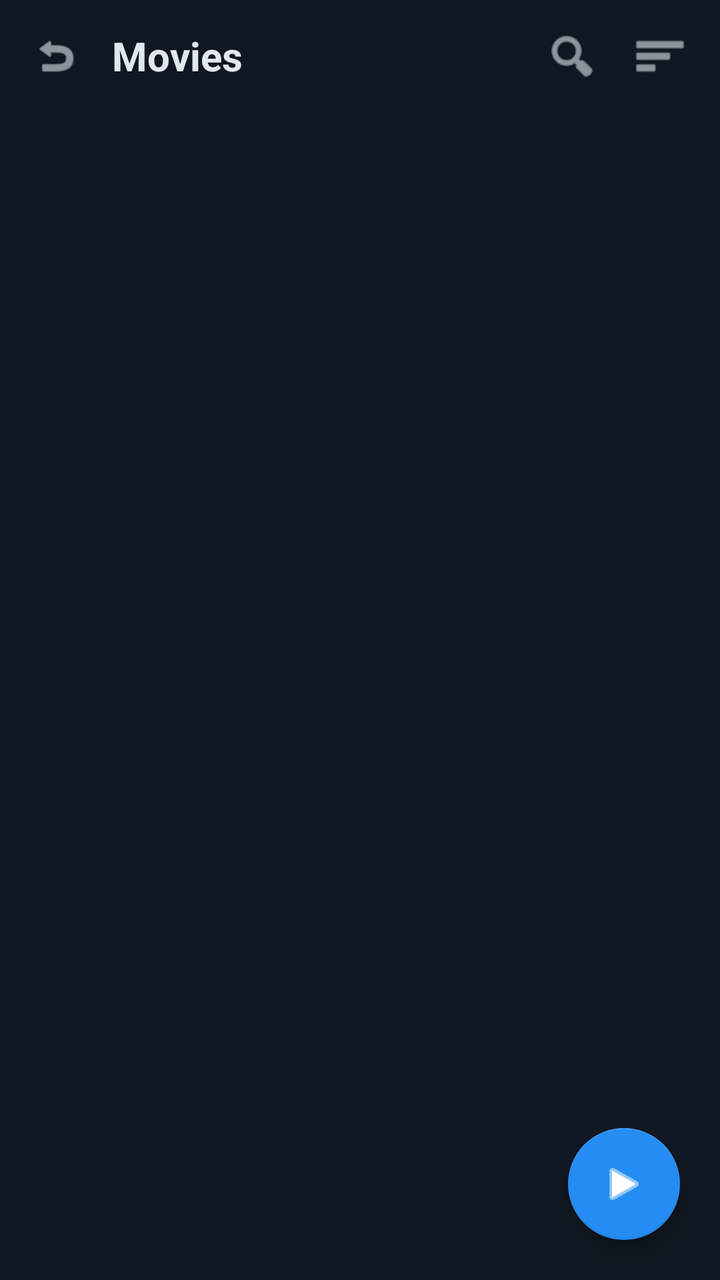
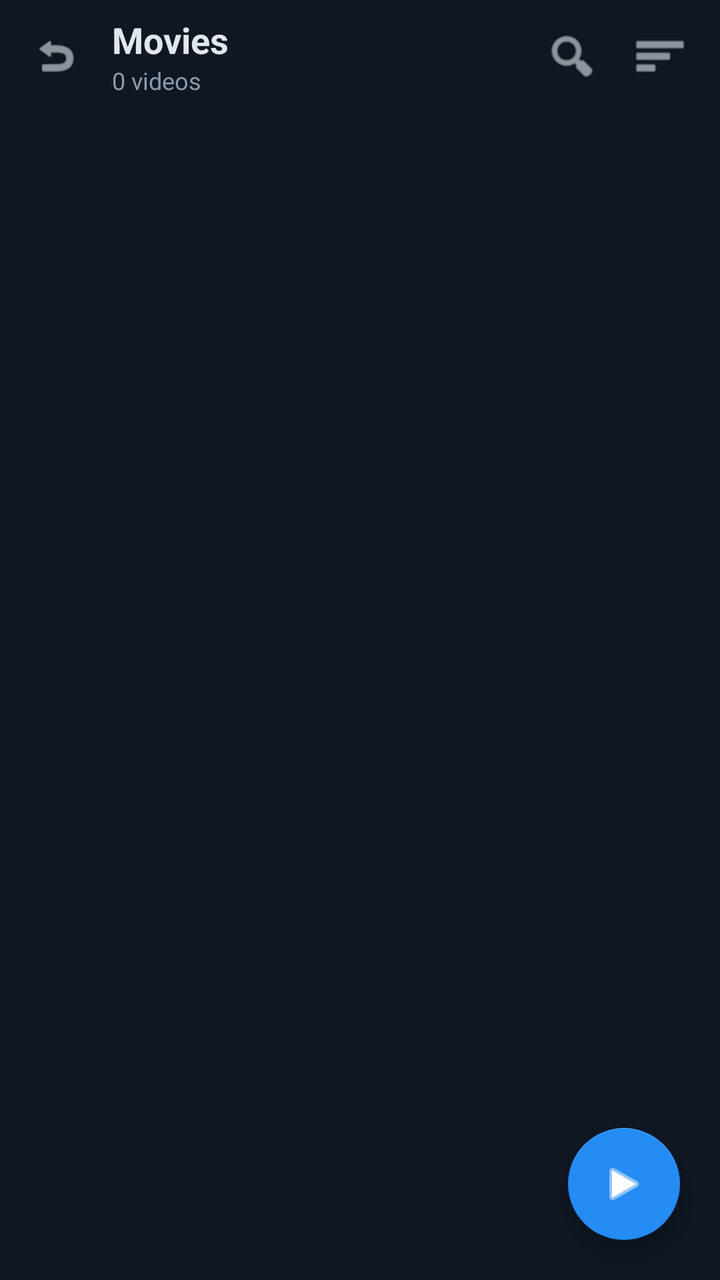

The first picture is an Android layout as it rendered before a commit; the second is the same layout after the commit. The layout source and the unified diff follow.
<!-- AndroidManifest.xml: application theme Theme.AppCompat.NoActionBar -->
<!-- res/layout/activity_main.xml -->
<?xml version="1.0" encoding="utf-8"?>
<RelativeLayout xmlns:android="http://schemas.android.com/apk/res/android"
    xmlns:app="http://schemas.android.com/apk/res-auto"
    android:layout_width="match_parent"
    android:layout_height="match_parent"
    android:background="@color/mx_bg_dark">

    
    <RelativeLayout
        android:id="@+id/topBar"
        android:layout_width="match_parent"
        android:layout_height="56dp"
        android:paddingHorizontal="16dp">

        <ImageView
            android:id="@+id/btnBack"
            android:layout_width="24dp"
            android:layout_height="24dp"
            android:layout_centerVertical="true"
            android:src="@android:drawable/ic_menu_revert"
            app:tint="@color/mx_text_primary" />

        <TextView
            android:id="@+id/txtHeaderTitle"
            android:layout_width="wrap_content"
            android:layout_height="wrap_content"
            android:layout_centerVertical="true"
            android:layout_toEndOf="@id/btnBack"
            android:layout_marginStart="16dp"
            android:text="Movies"
            android:textColor="@color/mx_text_primary"
            android:textSize="20sp"
            android:textStyle="bold" />

        <ImageView
            android:id="@+id/btnSearch"
            android:layout_width="28dp"
            android:layout_height="28dp"
            android:layout_centerVertical="true"
            android:layout_toStartOf="@id/btnViewToggle"
            android:layout_marginEnd="16dp"
            android:src="@android:drawable/ic_menu_search"
            app:tint="@color/mx_text_primary" />

        <ImageView
            android:id="@+id/btnViewToggle"
            android:layout_width="28dp"
            android:layout_height="28dp"
            android:layout_alignParentEnd="true"
            android:layout_centerVertical="true"
            android:src="@android:drawable/ic_menu_sort_by_size"
            app:tint="@color/mx_text_primary" />
    </RelativeLayout>

    
    <androidx.recyclerview.widget.RecyclerView
        android:id="@+id/recyclerView"
        android:layout_width="match_parent"
        android:layout_height="match_parent"
        android:layout_below="@id/topBar"
        android:clipToPadding="false"
        android:paddingBottom="80dp" />

    
    <com.google.android.material.floatingactionbutton.FloatingActionButton
        android:id="@+id/fabPlay"
        android:layout_width="wrap_content"
        android:layout_height="wrap_content"
        android:layout_alignParentBottom="true"
        android:layout_alignParentEnd="true"
        android:layout_margin="20dp"
        android:src="@android:drawable/ic_media_play"
        app:backgroundTint="@color/mx_blue_accent"
        app:tint="@color/white" />

</RelativeLayout>
<!-- resources referenced by this layout -->
<resources>
  <color name="mx_bg_dark">#0F1722</color>
  <color name="mx_blue_accent">#258CF4</color>
  <color name="mx_text_primary">#E1E7EF</color>
  <color name="white">#FFFFFFFF</color>
</resources>

<!-- the commit's change to res/layout/activity_main.xml (unified diff, before → after) -->
@@ -20,17 +20,31 @@
             android:src="@android:drawable/ic_menu_revert"
             app:tint="@color/mx_text_primary" />
 
-        <TextView
-            android:id="@+id/txtHeaderTitle"
+        <LinearLayout
             android:layout_width="wrap_content"
             android:layout_height="wrap_content"
             android:layout_centerVertical="true"
             android:layout_toEndOf="@id/btnBack"
             android:layout_marginStart="16dp"
-            android:text="Movies"
-            android:textColor="@color/mx_text_primary"
-            android:textSize="20sp"
-            android:textStyle="bold" />
+            android:orientation="vertical">
+
+            <TextView
+                android:id="@+id/txtHeaderTitle"
+                android:layout_width="wrap_content"
+                android:layout_height="wrap_content"
+                android:text="Movies"
+                android:textColor="@color/mx_text_primary"
+                android:textSize="18sp"
+                android:textStyle="bold" />
+
+            <TextView
+                android:id="@+id/txtVideoCount"
+                android:layout_width="wrap_content"
+                android:layout_height="wrap_content"
+                android:text="0 videos"
+                android:textColor="@color/mx_text_secondary"
+                android:textSize="12sp" />
+        </LinearLayout>
 
         <ImageView
             android:id="@+id/btnSearch"
<!-- resource entries referenced after the edit -->
@@ -3,6 +3,7 @@
   <color name="mx_bg_dark">#0F1722</color>
   <color name="mx_blue_accent">#258CF4</color>
   <color name="mx_text_primary">#E1E7EF</color>
+  <color name="mx_text_secondary">#8C9BAE</color>
   <color name="white">#FFFFFFFF</color>
 </resources>
 
